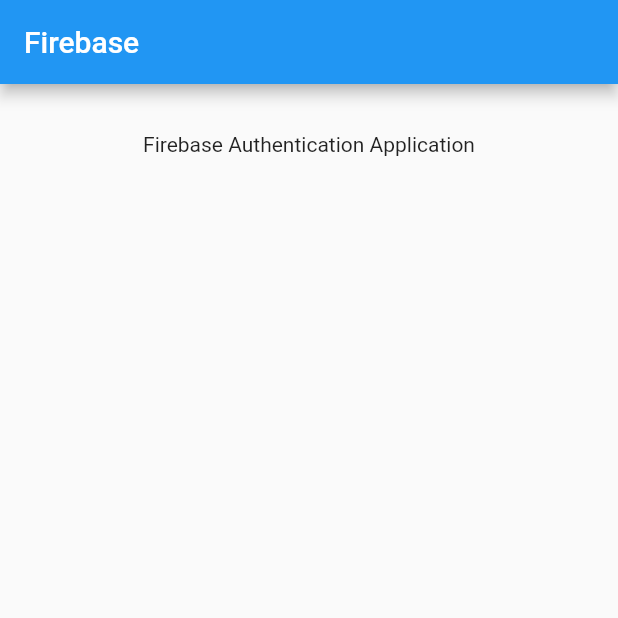
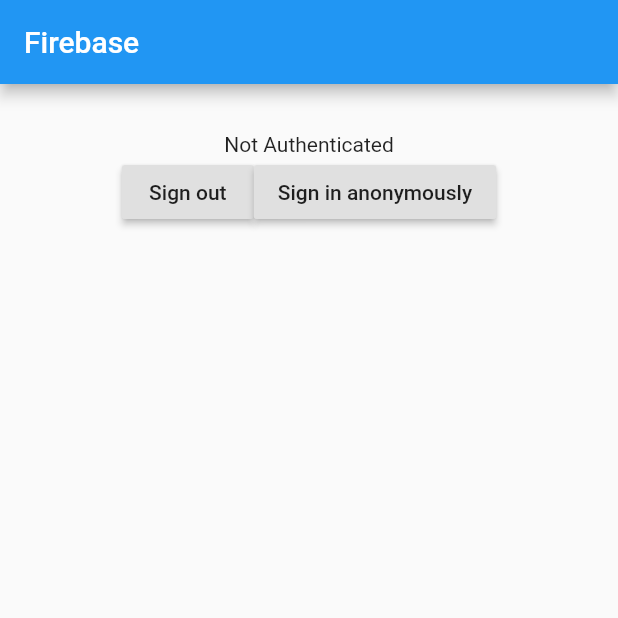
Before and after one commit to codewithiulian/flutter-advanced, a Flutter app: the screen it shows after launch, on a phone screen of 412 x 824 dp, the top half of it. Run offline on Flutter 3.47's test engine with Material 2 defaults, Android fonts, the phone set to English and light mode, and no system bars; our stand-ins replace firebase_auth, google_sign_in; accounts and stored records are empty.

Commit message:
FIREBASE - 26. Anonymous sign in

```diff
--- a/lib/main.dart
+++ b/lib/main.dart
@@ -1,6 +1,11 @@
 import 'package:flutter/material.dart';
+import 'dart:async';
+import 'dart:io';
 import 'package:google_sign_in/google_sign_in.dart';
 import 'package:firebase_auth/firebase_auth.dart';
+
+final FirebaseAuth _auth = FirebaseAuth.instance;
+final GoogleSignIn _googleSignIn = GoogleSignIn();
 
 void main() {
   runApp(new MaterialApp(
@@ -14,6 +19,35 @@ class MyApp extends StatefulWidget {
 }
 
 class _State extends State<MyApp> {
+
+  String _status;
+
+
+  @override
+  void initState() {
+    _status = 'Not Authenticated';
+  }
+
+  void _signInAnon() async {
+    FirebaseUser user = (await _auth.signInAnonymously()).user;
+    if(user != null && user.isAnonymous) {
+      setState(() {
+        _status = 'Signed in Anonymously';
+      });
+    } else {
+      setState(() {
+        _status = 'Sign in failed!';
+      });
+    }
+  }
+
+  void _signOut() async {
+    await _auth.signOut();
+    setState(() {
+      _status = 'Signed out';
+    });
+  }
+
   @override
   Widget build(BuildContext context) {
     return new Scaffold(
@@ -25,7 +59,21 @@ class _State extends State<MyApp> {
         child: new Center(
           child: new Column(
             children: <Widget>[
-              new Text('Firebase Authentication Application'),
+              new Text(_status),
+              new Row(
+                mainAxisAlignment: MainAxisAlignment.center,
+                crossAxisAlignment: CrossAxisAlignment.center,
+                children: <Widget>[
+                  new RaisedButton(
+                    onPressed: _signOut,
+                    child: new Text('Sign out'),
+                  ),
+                  new RaisedButton(
+                    onPressed: _signInAnon,
+                    child: new Text('Sign in anonymously'),
+                  ),
+                ],
+              ),
             ]
           ),
         ),
```
